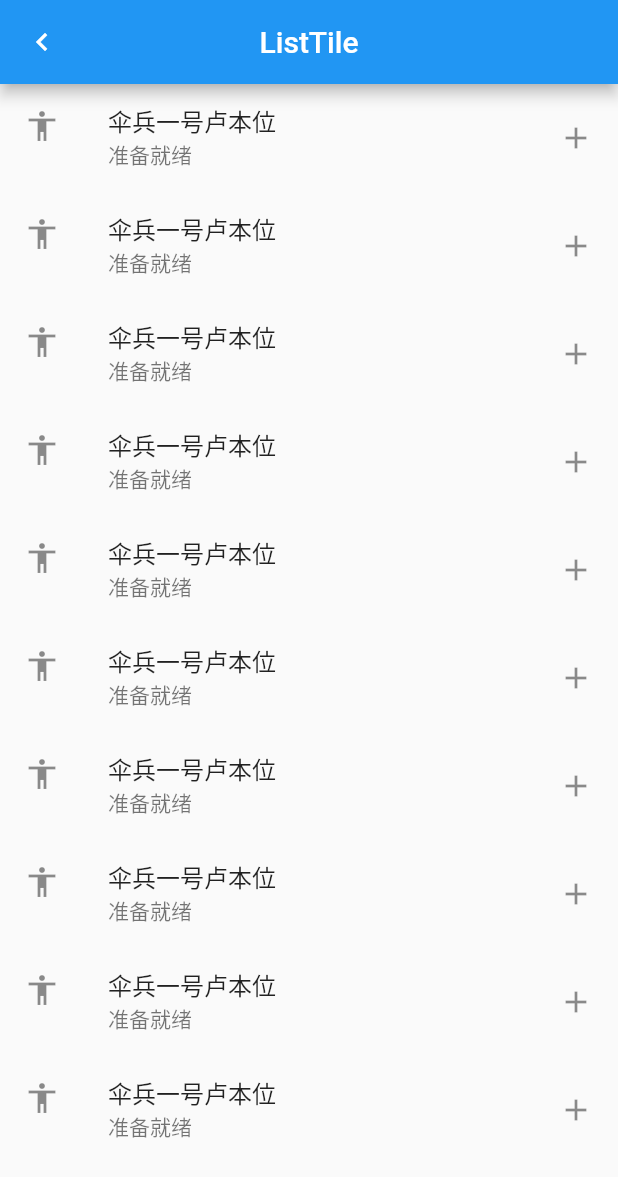
After one commit to 1963828747/flutter-widget, a Flutter app: the screen it shows after launch, after a tap on the "apps" icon, after a tap on "ListTile", on a phone screen of 412 x 824 dp. The commit adds this screen. Shown: the top 1177 px of the screen. Run offline on Flutter 3.47's test engine with Material 2 defaults, Android fonts, the phone set to English and light mode, and no system bars; our stand-ins replace audioplayers, chewie, flutter_swiper, image_picker, toast, video_player; missing offline and left inert: fdottedline, flutter_picker, multi_image_picker; network calls fail.

Commit message:
状态管理

```diff
--- /dev/null
+++ b/lib/page/home/index02/list_tile_page.dart
@@ -0,0 +1,87 @@
+import 'package:flutter/material.dart';
+class ListTilePage extends StatefulWidget {
+  @override
+  _ListTilePageState createState() => _ListTilePageState();
+}
+
+class _ListTilePageState extends State<ListTilePage> {
+  @override
+  Widget build(BuildContext context) {
+    return Scaffold(
+      appBar: AppBar(
+        title: Text('ListTile'),
+        centerTitle: true,
+        leading: GestureDetector(
+            onTap: () {
+              Navigator.pop(context);
+            },
+            child: Icon(Icons.keyboard_arrow_left)),
+      ),
+      body: ListView(
+        children: [
+          ListTile(
+            title: Text('伞兵一号卢本位'),
+            subtitle: Text('准备就绪'),
+            leading: Icon(Icons.accessibility),
+            trailing: Icon(Icons.add),
+          ),
+          ListTile(
+            title: Text('伞兵一号卢本位'),
+            subtitle: Text('准备就绪'),
+            leading: Icon(Icons.accessibility),
+            trailing: Icon(Icons.add),
+          ),
+          ListTile(
+            title: Text('伞兵一号卢本位'),
+            subtitle: Text('准备就绪'),
+            leading: Icon(Icons.accessibility),
+            trailing: Icon(Icons.add),
+          ),
+          ListTile(
+            title: Text('伞兵一号卢本位'),
+            subtitle: Text('准备就绪'),
+            leading: Icon(Icons.accessibility),
+            trailing: Icon(Icons.add),
+          ),
+          ListTile(
+            title: Text('伞兵一号卢本位'),
+            subtitle: Text('准备就绪'),
+            leading: Icon(Icons.accessibility),
+            trailing: Icon(Icons.add),
+          ),
+          ListTile(
+            title: Text('伞兵一号卢本位'),
+            subtitle: Text('准备就绪'),
+            leading: Icon(Icons.accessibility),
+            trailing: Icon(Icons.add),
+          ),
+          ListTile(
+            title: Text('伞兵一号卢本位'),
+            subtitle: Text('准备就绪'),
+            leading: Icon(Icons.accessibility),
+            trailing: Icon(Icons.add),
+          ),ListTile(
+            title: Text('伞兵一号卢本位'),
+            subtitle: Text('准备就绪'),
+            leading: Icon(Icons.accessibility),
+            trailing: Icon(Icons.add),
+          ),ListTile(
+            title: Text('伞兵一号卢本位'),
+            subtitle: Text('准备就绪'),
+            leading: Icon(Icons.accessibility),
+            trailing: Icon(Icons.add),
+          ),ListTile(
+            title: Text('伞兵一号卢本位'),
+            subtitle: Text('准备就绪'),
+            leading: Icon(Icons.accessibility),
+            trailing: Icon(Icons.add),
+          ),
+
+
+
+
+        ],
+      ),
+    );
+  }
+}
--- a/lib/page/home/myhome_page.dart
+++ b/lib/page/home/myhome_page.dart
@@ -8,6 +8,10 @@ import 'package:widget/other/inform.dart';
 import 'package:widget/other/result_determination.dart';
 import 'package:widget/other/xinjixueyuan.dart';
 import 'package:widget/page/home/index02/audio_page.dart';
+import 'package:widget/page/home/index02/data_table_page.dart';
+import 'package:widget/page/home/index02/list_tile_page.dart';
+import 'package:widget/page/home/index02/state2_page.dart';
+import 'package:widget/page/home/index02/state_page.dart';
 import 'package:widget/view/login_widget.dart';
 import 'package:widget/view_models/login_view_model.dart';
 import '../../main.dart';
@@ -52,6 +56,7 @@ import 'index/stack_widget.dart';
 import 'index/text_widget.dart';
 import 'index/textfeild.widget.dart';
 import 'index/video_widget.dart';
+import 'index02/draggablescrollablesheet_page.dart';
 class HomePage extends StatefulWidget {
   HomePage({Key key}) : super(key: key);
 
@@ -61,7 +66,9 @@ class HomePage extends StatefulWidget {
 }
 
 List<Map> nameList = [
-  {"nam":AudioPlaybackPage(), "name":"音频播放"},
+  {"nam":StatePage(), "name":"状态管理"},{"nam":State2Page(), "name":"状态刷新"},
+  {"nam":ListTilePage(), "name":"ListTile"},{"nam":DataTablePage(), "name":"DataTablePage"},
+  {"nam":AudioPlaybackPage(), "name":"音频播放"},{"nam":DraggableScrollableSheet_Page(), "name":"组件滑动"},
   {"nam":Bang(), "name":"首页"}, {"nam":ClassSort(), "name":"侧边导航栏"},
   {"nam":Inform(), "name":"'信息详情"}, {"nam":Xinjixueyuan(), "name":"搜索页面"},
   {"nam":NovelReading(), "name":"'NovelReading',"}, {"nam":Bang(), "name":"ScrollViewPage"},
@@ -86,8 +93,7 @@ List<Map> nameList = [
   {"nam":GridViewWidget(), "name":"侧边栏"}, {"nam":GridViewWidget(), "name":"dio请求"},
   {"nam":GridViewWidget(), "name":"post请求"}, {"nam":LoginViewModel(), "name":"mvvm框架"},
   {"nam":GridViewWidget(), "name":"屏幕适配"}, {"nam":GridViewWidget(), "name":"全局主题"},
-  {"nam":Sex(), "name":"组件复用"}, {"nam":ExemptDeposit(), "name":"弹出菜单"},
-  {"nam":ExemptDeposit(), "name":"flare游戏"},
+  {"nam":Sex(), "name":"三目运算"}, {"nam":ExemptDeposit(), "name":"弹出菜单"},
 ];
 class _HomePageState extends State<HomePage> {
   bool isClick = false;
@@ -105,6 +111,8 @@ class _HomePageState extends State<HomePage> {
     return Container(
       child: Scaffold(
         appBar: AppBar(
+          elevation: 0,
+          backgroundColor: Colors.grey[200],
           actions: [
             InkWell(
                 onTap: (){
@@ -117,8 +125,8 @@ class _HomePageState extends State<HomePage> {
                   });
                 },
                 child: isClick == false
-                    ?Icon(Icons.apps)
-                    :Icon(Icons.calendar_view_day ),
+                    ?Icon(Icons.apps,color: Colors.blue,)
+                    :Icon(Icons.calendar_view_day ,color: Colors.blue,),
             ),
           ],
         ),
--- a/lib/tab/tab.dart
+++ b/lib/tab/tab.dart
@@ -38,7 +38,7 @@ class _TabsState extends State<Tabs> with TickerProviderStateMixin{
     _navigationViews = <NavigationIconView>[
       new NavigationIconView(icon: new Icon(Icons.assessment), title: new Text("组件"), vsync: this), // vsync 默认属性和参数
       new NavigationIconView(icon: new Icon(Icons.burst_mode), title: new Text("路由管理"), vsync: this),
-      new NavigationIconView(icon: new Icon(Icons.apps), title: new Text("状态管理"), vsync: this),
+//      new NavigationIconView(icon: new Icon(Icons.apps), title: new Text("状态管理"), vsync: this),
       new NavigationIconView(icon: new Icon(Icons.cloud_queue), title: new Text("Dart语言"), vsync: this),
       new NavigationIconView(icon: new Icon(Icons.perm_identity), title: new Text("个人"), vsync: this),
     ];
@@ -52,7 +52,7 @@ class _TabsState extends State<Tabs> with TickerProviderStateMixin{
     _pageList = <StatefulWidget>[
       new HomePage(),
       new FrameworkWidget(),
-      new StateWidget(),
+//      new StateWidget(),
       new Grammar(),
       new Persion(),
     ];
@@ -82,16 +82,24 @@ class _TabsState extends State<Tabs> with TickerProviderStateMixin{
     return new MaterialApp(
       home: new Scaffold(
         appBar: AppBar(
+
 //          leading: GestureDetector(
 //            onTap: (){
 //
 //            },
 //            child: Icon(Icons.keyboard_arrow_left),
 //          ),
+
         ),
         body: new Center(
             child: _currentPage // 动态的展示我们当前的页面
         ),
+        floatingActionButton: FloatingActionButton(
+            backgroundColor:Colors.white,
+            elevation: 0,
+        child: Icon(Icons.add,size: 35,color:Colors.blue,),
+      ),
+        floatingActionButtonLocation: FloatingActionButtonLocation.centerDocked,
         bottomNavigationBar: bottomNavigationBar,
         drawer: NewWidget03(),// 底部工具栏
 //          drawer: Drawer(),
```
Also changed, not shown: lib/page/home/index02/audio_page.dart (+22 -24 lines), lib/page/home/index02/data_table_page.dart (added, +64 -0 lines), lib/page/home/index02/draggablescrollablesheet_page.dart (added, +54 -0 lines), lib/page/home/index02/state2_page.dart (added, +97 -0 lines), lib/page/home/index02/state_page.dart (added, +65 -0 lines).
